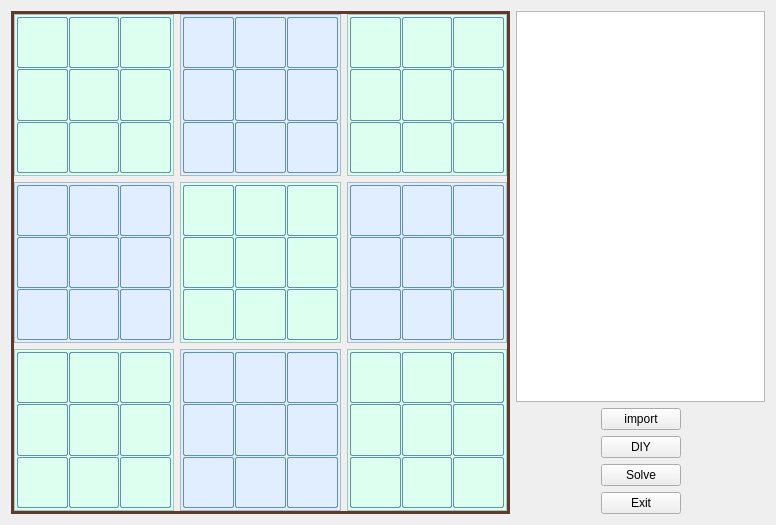
First picture: the form in window.ui, repository popcorn1429/Qt_Sudoku, before the edit.
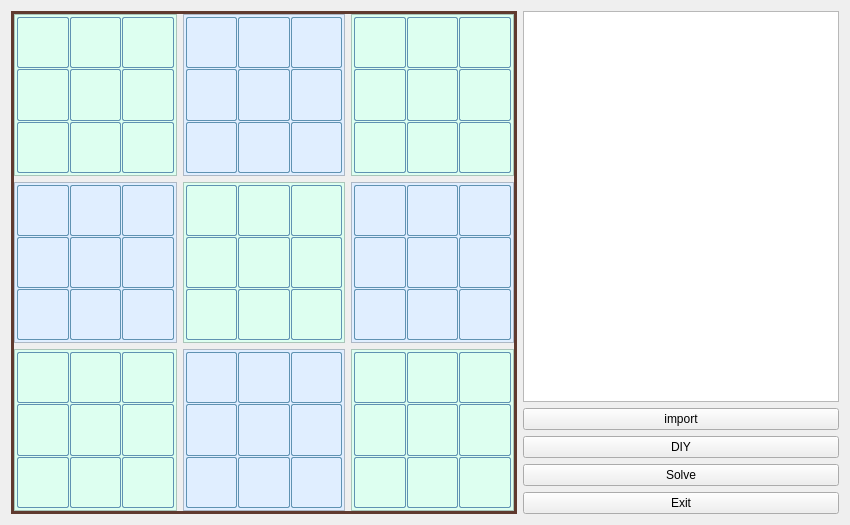
Second picture: the form after the edit. Custom widgets are drawn as their Qt base class.

The edit to the form file:
```diff
--- a/window.ui
+++ b/window.ui
@@ -6,7 +6,7 @@
    <rect>
     <x>0</x>
     <y>0</y>
-    <width>776</width>
+    <width>850</width>
     <height>525</height>
    </rect>
   </property>
@@ -19,7 +19,7 @@
   <property name="windowTitle">
    <string>Sudoku</string>
   </property>
-  <layout class="QHBoxLayout" name="horizontalLayout_2" stretch="2,1">
+  <layout class="QHBoxLayout" name="horizontalLayout_2" stretch="8,5">
    <item>
     <widget class="QFrame" name="widget">
      <property name="sizePolicy">
@@ -1394,20 +1394,7 @@
       </widget>
      </item>
      <item>
-      <layout class="QHBoxLayout" name="horizontalLayout" stretch="4,2,4">
-       <item>
-        <spacer name="horizontalSpacer">
-         <property name="orientation">
-          <enum>Qt::Horizontal</enum>
-         </property>
-         <property name="sizeHint" stdset="0">
-          <size>
-           <width>40</width>
-           <height>20</height>
-          </size>
-         </property>
-        </spacer>
-       </item>
+      <layout class="QHBoxLayout" name="horizontalLayout" stretch="2">
        <item>
         <layout class="QVBoxLayout" name="verticalLayout">
          <item>
@@ -1415,6 +1402,9 @@
            <property name="text">
             <string>import</string>
            </property>
+           <property name="checkable">
+            <bool>true</bool>
+           </property>
           </widget>
          </item>
          <item>
@@ -1443,19 +1433,6 @@
          </item>
         </layout>
        </item>
-       <item>
-        <spacer name="horizontalSpacer_2">
-         <property name="orientation">
-          <enum>Qt::Horizontal</enum>
-         </property>
-         <property name="sizeHint" stdset="0">
-          <size>
-           <width>40</width>
-           <height>20</height>
-          </size>
-         </property>
-        </spacer>
-       </item>
       </layout>
      </item>
     </layout>
```
